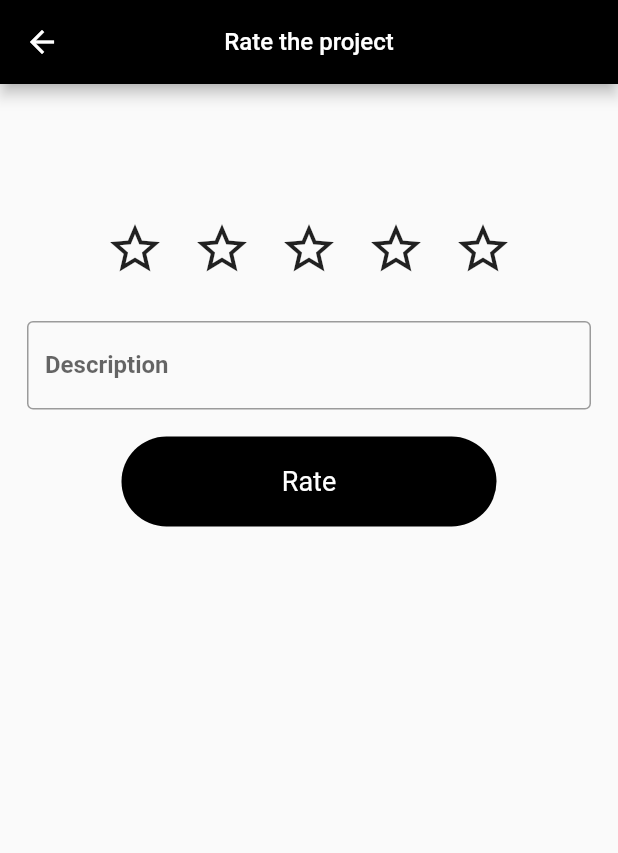
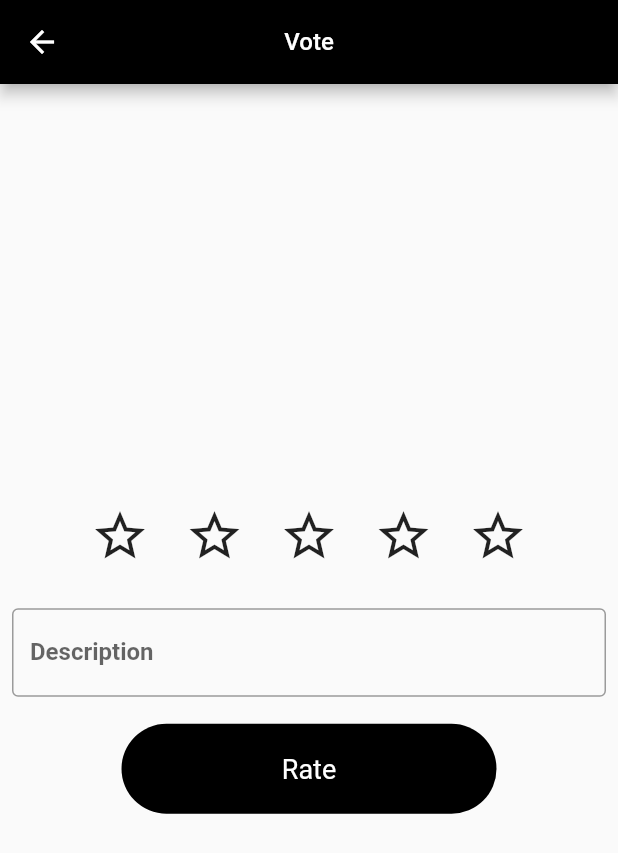
Before and after one commit to fabrica-de-apps/flutter-up, a Flutter app: the DriverRate screen opened directly, on a phone screen of 412 x 824 dp. Shown: the top 853 px of the screen. Run offline on Flutter 3.47's test engine with Material 2 defaults, Android fonts, the light colour scheme and no system bars; our stand-ins replace carousel_slider, firebase_storage; accounts and stored records are empty.

Commit message:
Página de voto

```diff
--- a/lib/main.dart
+++ b/lib/main.dart
@@ -4,6 +4,7 @@ import 'package:flutter_up/pages/login/login.dart';
 import 'package:flutter_up/pages/projects/projects.dart';
 import 'package:flutter_up/pages/register/password_recovery.dart';
 import 'package:flutter_up/pages/register/register.dart';
+import 'package:flutter_up/pages/rating/project_rate.dart';
 import 'package:flutter_up/root_page.dart';
 
 void main() => runApp(MyApp());
@@ -25,6 +26,7 @@ class MyApp extends StatelessWidget {
           '/register/password_recovery': (BuildContext context) =>
               PasswordRecovery(),
           '/home': (BuildContext context) => Home(),
+          '/rating':(BuildContext context) => DriverRate()
         });
   }
 }
--- a/lib/pages/rating/project_rate.dart
+++ b/lib/pages/rating/project_rate.dart
@@ -37,32 +37,25 @@ class _DriverRateState extends State<DriverRate> {
 
   @override
   Widget build(BuildContext context) {
-
+    Size size = MediaQuery.of(context).size;
     TextEditingController _descriptionController;
 
     return Scaffold(
       appBar: AppBar(
         backgroundColor: Colors.black,
         title: Text(
-          "Rate the project",
+          "Vote",
           style: TextStyle(fontSize: 16.0, color: Colors.white),
         ),
         centerTitle: true,
       ),
-      body: SingleChildScrollView(
-        padding: EdgeInsets.all(10.0),
-        child: Container(
-          width: double.infinity,
+      body: Container(
+        height: size.height,
+        child: Center(
           child: Column(
             mainAxisAlignment: MainAxisAlignment.center,
             crossAxisAlignment: CrossAxisAlignment.center,
             children: <Widget>[
-              SizedBox(
-                height: 40.0,
-              ),
-              SizedBox(
-                height: 40.0,
-              ),
               Padding(
                 padding: const EdgeInsets.only(left: 60.0, right: 60.0),
                 child: Row(
```
